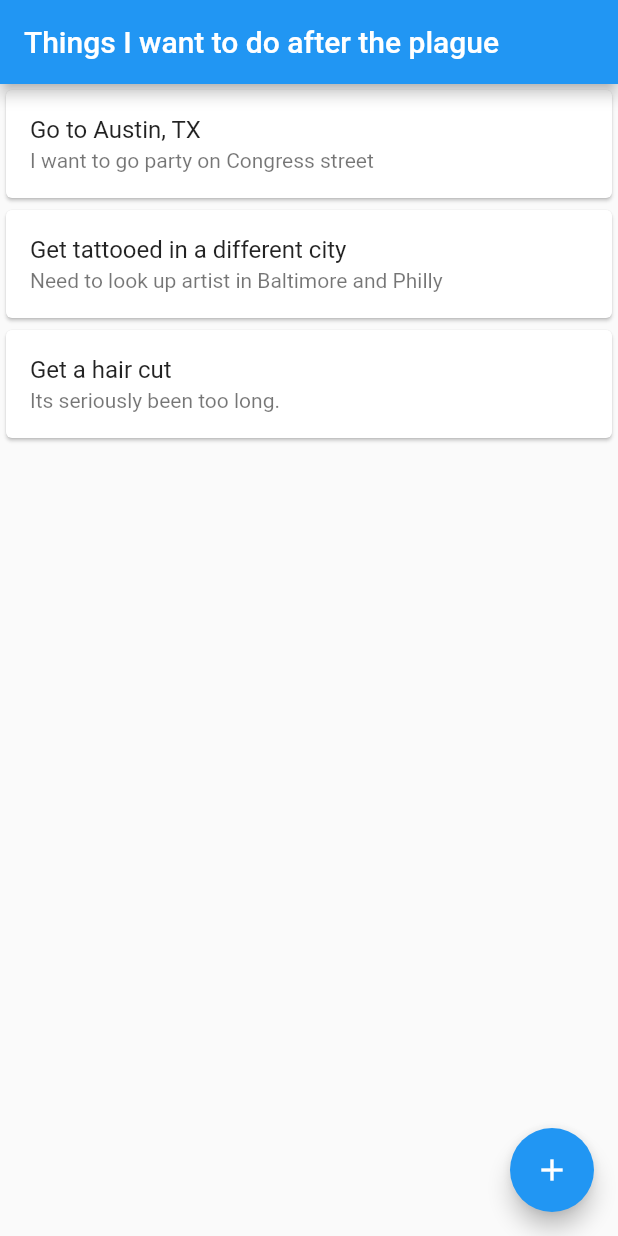
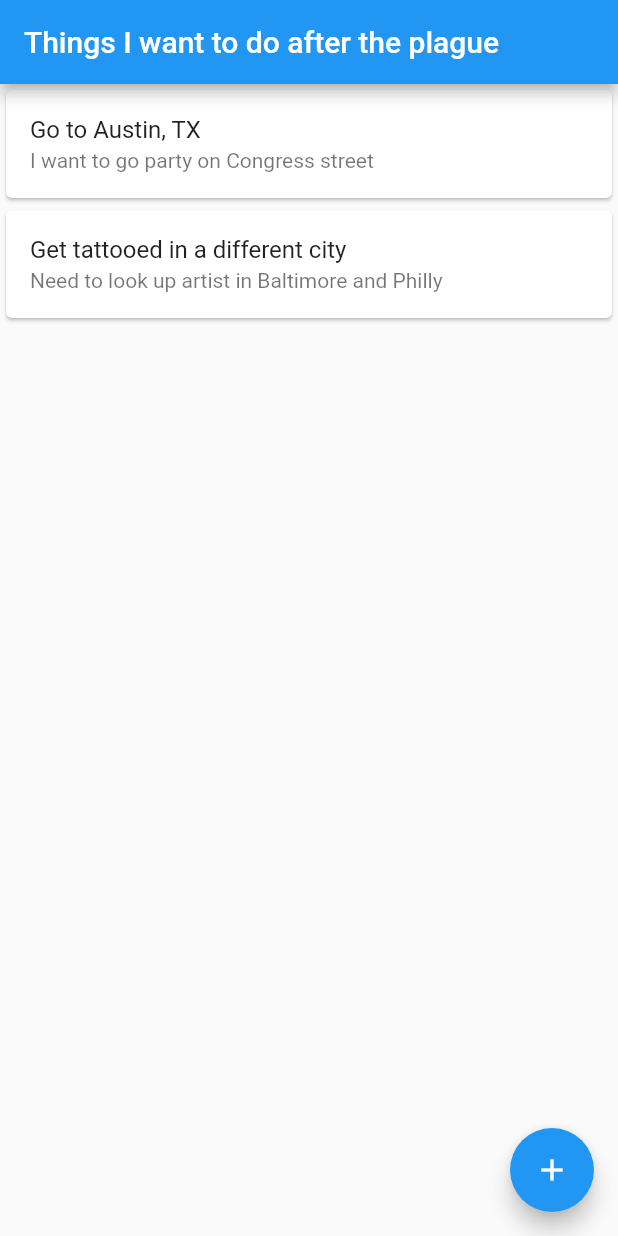
Before and after one commit to cmw9706/todoaftercovid, a Flutter app: the screen it shows after launch, after a tap on the "add" icon, on a phone screen of 412 x 824 dp. Run offline on Flutter 3.47's test engine with Material 2 defaults, Android fonts, the phone set to English and light mode, and no system bars.

Commit message:
fix branch

```diff
--- a/lib/MyAppState.dart
+++ b/lib/MyAppState.dart
@@ -8,10 +8,6 @@ class MyAppState extends InheritedWidget{
 
   final List<TodoListItem> listItems;
 
-  void addItemToList(TodoListItem newItem){
-    listItems.add(newItem);
-  }
-
   @override
   bool updateShouldNotify(covariant InheritedWidget oldWidget) => true;
 
--- a/lib/pages/TodoListPage.dart
+++ b/lib/pages/TodoListPage.dart
@@ -38,7 +38,7 @@ class TodoListPage extends StatelessWidget {
           child: Icon(Icons.add),
           onPressed: ()=>{
             setState(()=>{
-              MyAppState.of(context).addItemToList(TodoListItem(title:"Get a hair cut", description:"Its seriously been too long."))
+              //MyAppState.of(context).addItemToList(TodoListItem(title:"Get a hair cut", description:"Its seriously been too long."))
             })},
           ),
       );
```
